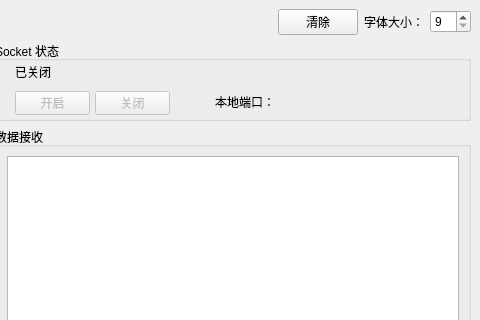
The window that src/ui/ui_MainWindow.ui (orilights/SocketToolPlus) describes before a commit, drawn with Qt 5; both pictures show x 320 to 800 and y 0 to 320 of the 800 by 600 pixel window.
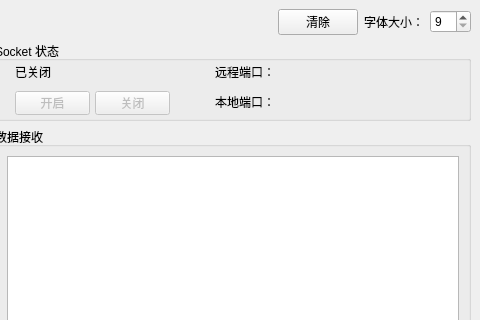
The same window after the commit.

```diff
--- a/src/ui/ui_MainWindow.ui
+++ b/src/ui/ui_MainWindow.ui
@@ -226,6 +226,19 @@
             <string>本地端口：</string>
            </property>
           </widget>
+          <widget class="QLabel" name="label_v_remoteport">
+           <property name="geometry">
+            <rect>
+             <x>220</x>
+             <y>20</y>
+             <width>111</width>
+             <height>21</height>
+            </rect>
+           </property>
+           <property name="text">
+            <string>远程端口：</string>
+           </property>
+          </widget>
          </widget>
         </item>
         <item>
```
Left out of the diff: 2 changed lines with no effect on the pictures.
